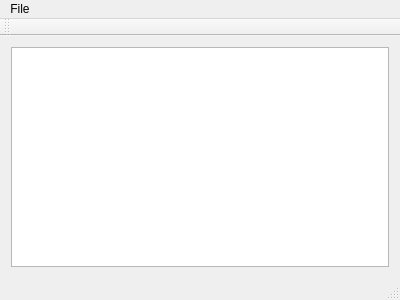
Qt form mainwindow.ui (chris1287/Godwit) before a commit.
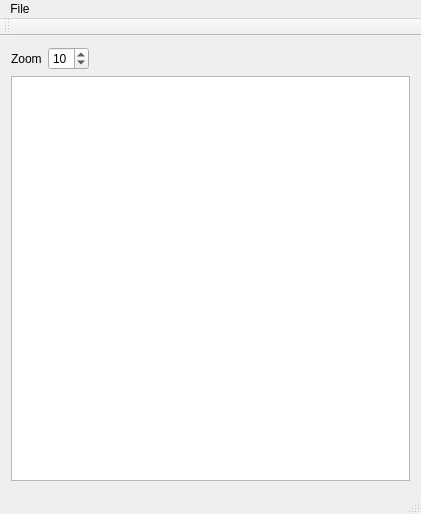
The same form after that commit.

```diff
--- a/mainwindow.ui
+++ b/mainwindow.ui
@@ -6,8 +6,8 @@
    <rect>
     <x>0</x>
     <y>0</y>
-    <width>400</width>
-    <height>300</height>
+    <width>421</width>
+    <height>514</height>
    </rect>
   </property>
   <property name="windowTitle">
@@ -16,11 +16,41 @@
   <widget class="QWidget" name="centralWidget">
    <layout class="QVBoxLayout" name="verticalLayout">
     <item>
-     <widget class="QTextEdit" name="textEdit">
-      <property name="readOnly">
-       <bool>true</bool>
-      </property>
-     </widget>
+     <layout class="QHBoxLayout" name="horizontalLayout">
+      <item>
+       <widget class="QLabel" name="label">
+        <property name="text">
+         <string>Zoom</string>
+        </property>
+       </widget>
+      </item>
+      <item>
+       <widget class="QSpinBox" name="spinBox">
+        <property name="maximum">
+         <number>18</number>
+        </property>
+        <property name="value">
+         <number>10</number>
+        </property>
+       </widget>
+      </item>
+      <item>
+       <spacer name="horizontalSpacer">
+        <property name="orientation">
+         <enum>Qt::Horizontal</enum>
+        </property>
+        <property name="sizeHint" stdset="0">
+         <size>
+          <width>40</width>
+          <height>20</height>
+         </size>
+        </property>
+       </spacer>
+      </item>
+     </layout>
+    </item>
+    <item>
+     <widget class="QGraphicsView" name="graphicsView"/>
     </item>
    </layout>
   </widget>
@@ -29,7 +59,7 @@
     <rect>
      <x>0</x>
      <y>0</y>
-     <width>400</width>
+     <width>421</width>
      <height>25</height>
     </rect>
    </property>
```
